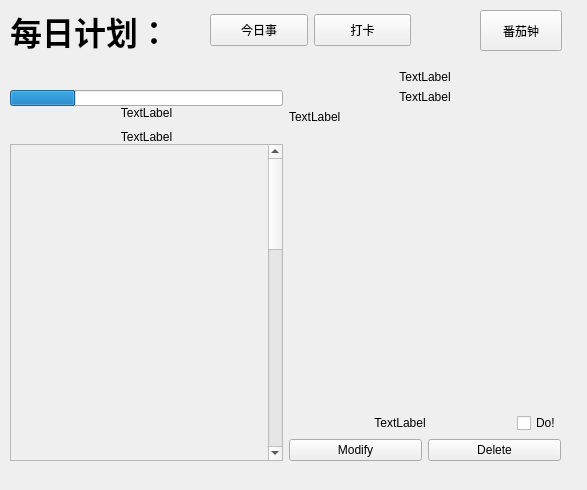
This is dailyplan.ui in zajuak/TriDoS as Qt 5 draws it before an edit. The edited form follows.
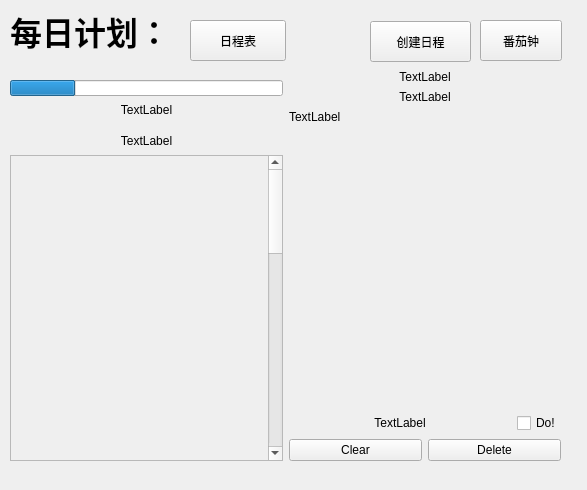
This is the edited form.

```diff
--- a/dailyplan.ui
+++ b/dailyplan.ui
@@ -38,56 +38,6 @@
     <string>&lt;html&gt;&lt;head/&gt;&lt;body&gt;&lt;p&gt;&lt;span style=&quot; font-size:24pt; font-weight:700;&quot;&gt;每日计划：&lt;/span&gt;&lt;/p&gt;&lt;/body&gt;&lt;/html&gt;</string>
    </property>
   </widget>
-  <widget class="QWidget" name="horizontalLayoutWidget">
-   <property name="geometry">
-    <rect>
-     <x>210</x>
-     <y>10</y>
-     <width>201</width>
-     <height>41</height>
-    </rect>
-   </property>
-   <layout class="QHBoxLayout" name="OperationLayout">
-    <item>
-     <widget class="QPushButton" name="IssueForToday">
-      <property name="sizePolicy">
-       <sizepolicy hsizetype="Preferred" vsizetype="Fixed">
-        <horstretch>0</horstretch>
-        <verstretch>0</verstretch>
-       </sizepolicy>
-      </property>
-      <property name="minimumSize">
-       <size>
-        <width>32</width>
-        <height>32</height>
-       </size>
-      </property>
-      <property name="text">
-       <string>今日事</string>
-      </property>
-     </widget>
-    </item>
-    <item>
-     <widget class="QPushButton" name="HabitGrowing">
-      <property name="sizePolicy">
-       <sizepolicy hsizetype="Preferred" vsizetype="Fixed">
-        <horstretch>0</horstretch>
-        <verstretch>0</verstretch>
-       </sizepolicy>
-      </property>
-      <property name="minimumSize">
-       <size>
-        <width>32</width>
-        <height>32</height>
-       </size>
-      </property>
-      <property name="text">
-       <string>打卡</string>
-      </property>
-     </widget>
-    </item>
-   </layout>
-  </widget>
   <widget class="QWidget" name="horizontalLayoutWidget_2">
    <property name="geometry">
     <rect>
@@ -192,7 +142,7 @@
            <enum>Qt::LayoutDirection::LeftToRight</enum>
           </property>
           <property name="text">
-           <string>Modify</string>
+           <string>Clear</string>
           </property>
          </widget>
         </item>
@@ -210,7 +160,7 @@
     <item row="0" column="0">
      <layout class="QVBoxLayout" name="TodayLayout" stretch="0,0,0,0,0,0,0,0">
       <property name="spacing">
-       <number>0</number>
+       <number>7</number>
       </property>
       <property name="sizeConstraint">
        <enum>QLayout::SizeConstraint::SetDefaultConstraint</enum>
@@ -345,6 +295,9 @@
          <bool>false</bool>
         </property>
         <widget class="QWidget" name="ScheduleContent">
+         <property name="enabled">
+          <bool>true</bool>
+         </property>
          <property name="geometry">
           <rect>
            <x>0</x>
@@ -370,7 +323,7 @@
    <property name="geometry">
     <rect>
      <x>480</x>
-     <y>10</y>
+     <y>20</y>
      <width>82</width>
      <height>41</height>
     </rect>
@@ -391,6 +344,56 @@
     <string>番茄钟</string>
    </property>
   </widget>
+  <widget class="QPushButton" name="HabitOrToday">
+   <property name="geometry">
+    <rect>
+     <x>190</x>
+     <y>20</y>
+     <width>96</width>
+     <height>41</height>
+    </rect>
+   </property>
+   <property name="sizePolicy">
+    <sizepolicy hsizetype="Preferred" vsizetype="Fixed">
+     <horstretch>0</horstretch>
+     <verstretch>0</verstretch>
+    </sizepolicy>
+   </property>
+   <property name="minimumSize">
+    <size>
+     <width>32</width>
+     <height>32</height>
+    </size>
+   </property>
+   <property name="text">
+    <string>日程表</string>
+   </property>
+  </widget>
+  <widget class="QPushButton" name="AddForToday">
+   <property name="geometry">
+    <rect>
+     <x>370</x>
+     <y>21</y>
+     <width>101</width>
+     <height>41</height>
+    </rect>
+   </property>
+   <property name="sizePolicy">
+    <sizepolicy hsizetype="Preferred" vsizetype="Fixed">
+     <horstretch>0</horstretch>
+     <verstretch>0</verstretch>
+    </sizepolicy>
+   </property>
+   <property name="minimumSize">
+    <size>
+     <width>32</width>
+     <height>32</height>
+    </size>
+   </property>
+   <property name="text">
+    <string>创建日程</string>
+   </property>
+  </widget>
  </widget>
  <resources/>
  <connections/>
```
Left out of the diff: 11 changed lines with no effect on the pictures.
